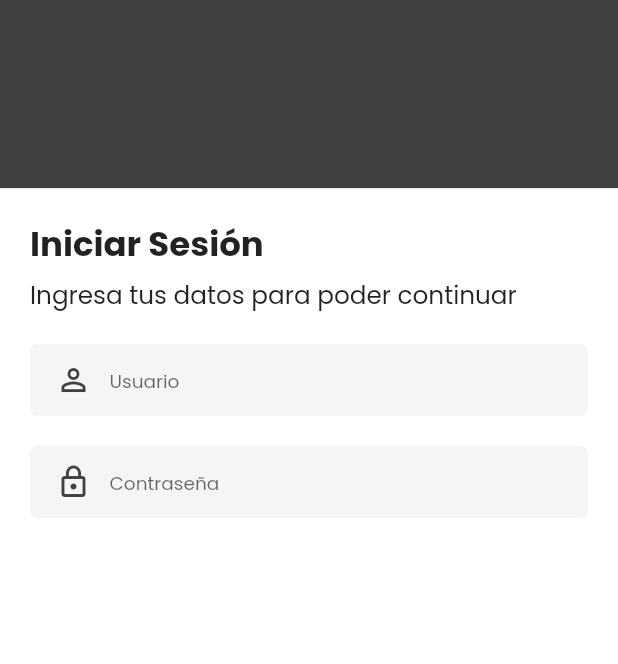
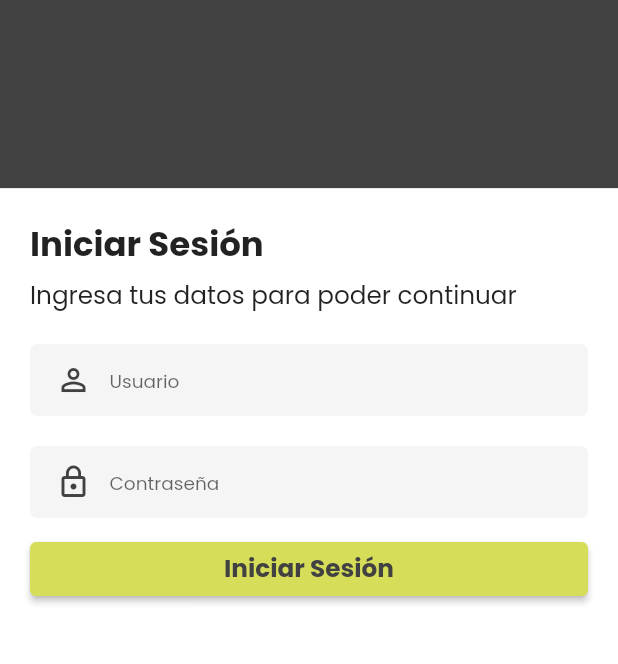
Before and after one commit to GEnriqueGT/plantas_flutter, a Flutter app: the screen it shows after launch, on a phone screen of 412 x 824 dp, the part 331-995 px from its top. Run offline on Flutter 3.47's test engine with Material 2 defaults, Android fonts, the phone set to English and light mode, and no system bars.

Commit message:
vista login

```diff
--- a/lib/src/ui/login_screen.dart
+++ b/lib/src/ui/login_screen.dart
@@ -13,7 +13,8 @@ class LoginScreen extends StatelessWidget {
           TextIniciar(screenWidth),
           TextIngresa(screenWidth),
           UserTextField(screenWidth),
-          PasswordTextField(screenWidth)
+          PasswordTextField(screenWidth),
+          IniciaButton(screenWidth)
         ],
       ),
     );
@@ -110,3 +111,22 @@ Widget PasswordTextField(double screenWidth) {
     ),
   );
 }
+
+Widget IniciaButton(double screenWidth) {
+  double fontSizeScaled = screenWidth * 0.04;
+  return Container(
+    padding: EdgeInsets.fromLTRB(20, 0, 20, 0),
+    child: ElevatedButton(
+        onPressed: () {},
+        style: ElevatedButton.styleFrom(
+            primary: Color(
+          0xffD6DD58,
+        )),
+        child: Text("Iniciar Sesión",
+            style: TextStyle(
+                fontWeight: FontWeight.w700,
+                fontSize: fontSizeScaled,
+                fontFamily: 'Poppins',
+                color: Color(0xff414141)))),
+  );
+}
```
